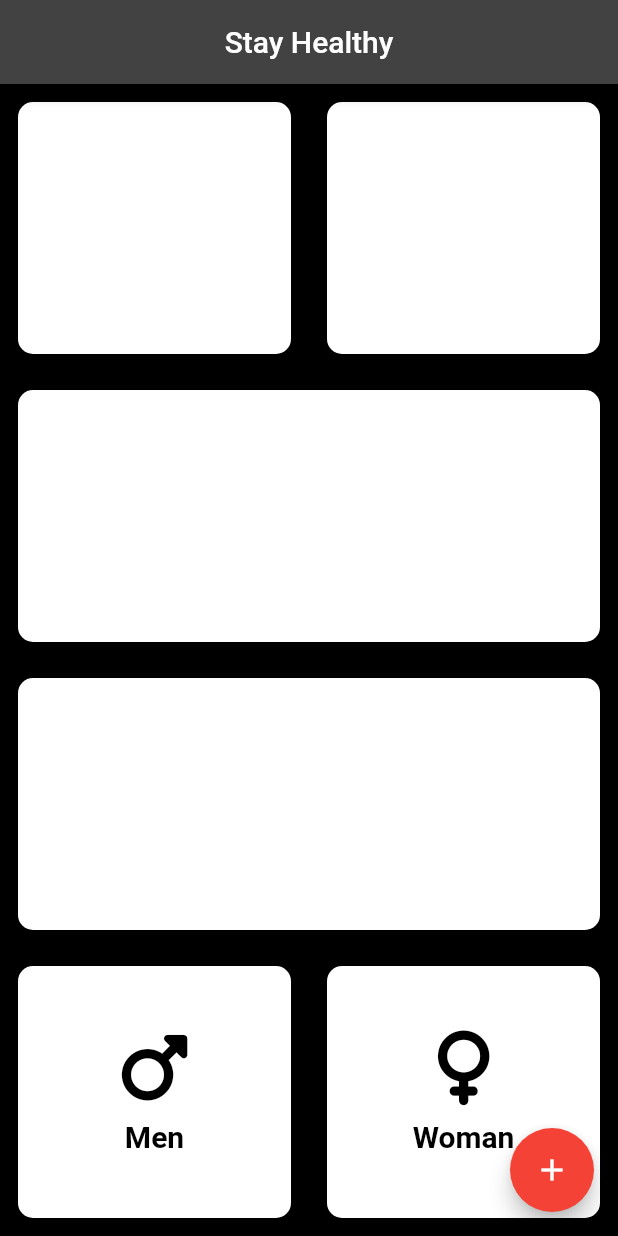
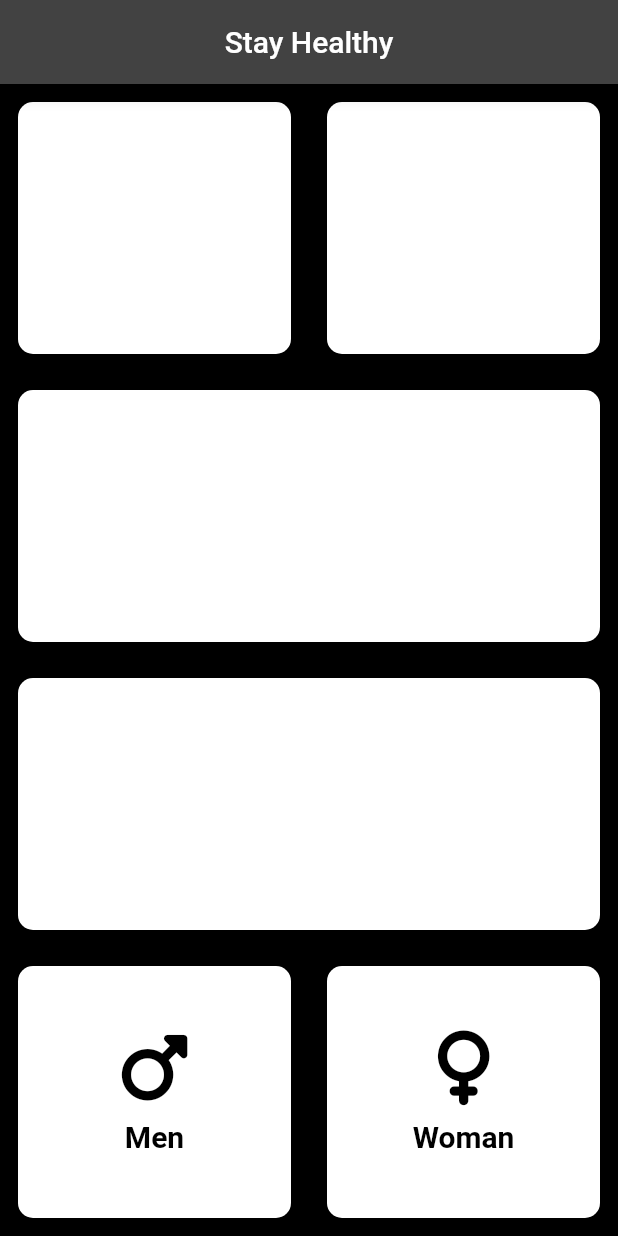
Before and after one commit to 0x1772/LifeTimeApp, a Flutter app: the screen it shows after launch, on a phone screen of 412 x 824 dp. Run offline on Flutter 3.47's test engine with Material 2 defaults, Android fonts, the phone set to English and light mode, and no system bars; our stand-ins replace font_awesome_flutter.

Commit message:
button_press

```diff
--- a/lib/main.dart
+++ b/lib/main.dart
@@ -75,6 +75,10 @@ class _InputPageState extends State<InputPage> {
             child: Row(
               children: [
                 Expanded(
+                  child: GestureDetector(
+                    onTap: (() {
+                      print('pressed');
+                    }),
                     child: Container(
                       child: Column(
                         mainAxisAlignment: MainAxisAlignment.center,
@@ -101,6 +105,7 @@ class _InputPageState extends State<InputPage> {
                       decoration: BoxDecoration(
                           borderRadius: BorderRadius.circular(10.0),
                           color: Colors.white),
+                    ),
                   ),
                 ),
                 Expanded(
@@ -137,10 +142,6 @@ class _InputPageState extends State<InputPage> {
           ),
         ],
       ),
-      floatingActionButton: FloatingActionButton(
-        onPressed: () {},
-        child: Icon(Icons.add),
-      ),
     );
   }
 }
```
Lines whose indentation alone changed are shown as unchanged.
